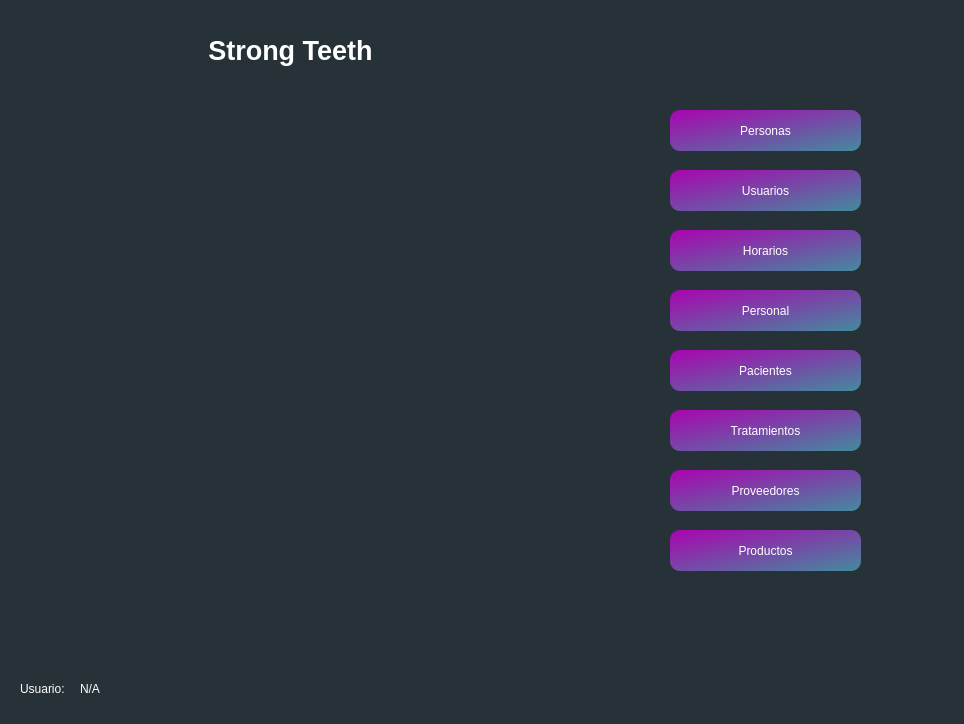
Qt form ui/app.ui (hm2206/strong_teeth) before a commit.
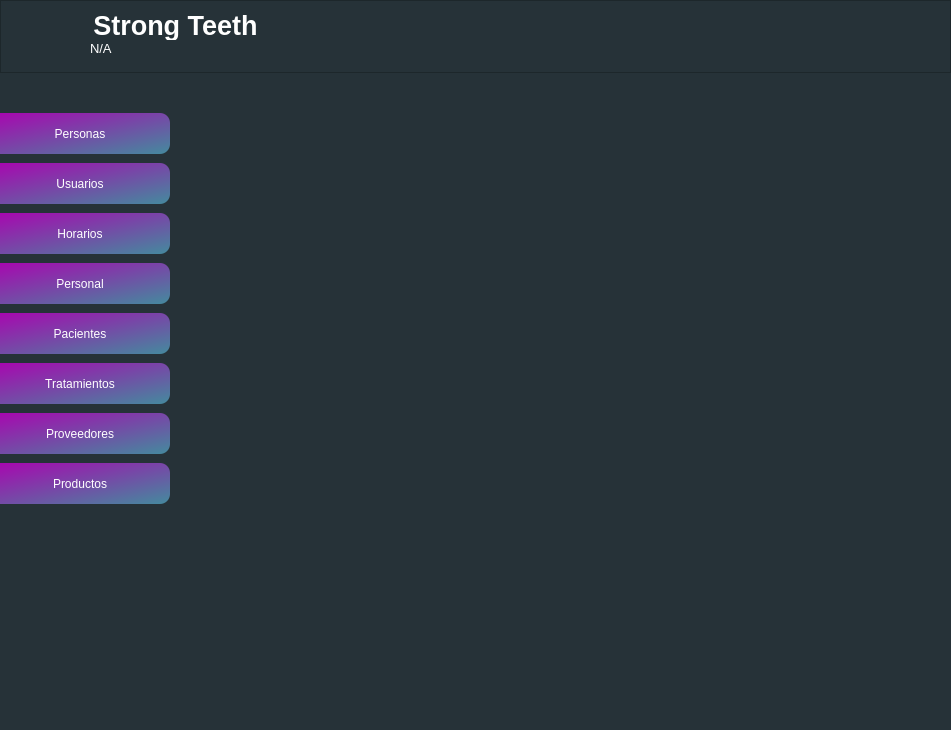
The same form after that commit. Icons and pictures are not drawn.

Patch:
```diff
--- a/ui/app.ui
+++ b/ui/app.ui
@@ -9,8 +9,8 @@
    <rect>
     <x>0</x>
     <y>0</y>
-    <width>964</width>
-    <height>724</height>
+    <width>951</width>
+    <height>730</height>
    </rect>
   </property>
   <property name="sizePolicy">
@@ -19,6 +19,24 @@
     <verstretch>0</verstretch>
    </sizepolicy>
   </property>
+  <property name="minimumSize">
+   <size>
+    <width>951</width>
+    <height>730</height>
+   </size>
+  </property>
+  <property name="maximumSize">
+   <size>
+    <width>951</width>
+    <height>730</height>
+   </size>
+  </property>
+  <property name="sizeIncrement">
+   <size>
+    <width>951</width>
+    <height>730</height>
+   </size>
+  </property>
   <property name="contextMenuPolicy">
    <enum>Qt::NoContextMenu</enum>
   </property>
@@ -37,316 +55,471 @@
   <property name="animated">
    <bool>true</bool>
   </property>
-  <widget class="QWidget" name="centralwidget">
-   <widget class="QLabel" name="label">
-    <property name="geometry">
-     <rect>
-      <x>180</x>
-      <y>30</y>
-      <width>221</width>
-      <height>41</height>
-     </rect>
+  <widget class="QWidget" name="frm_root">
+   <layout class="QHBoxLayout" name="horizontalLayout">
+    <property name="spacing">
+     <number>0</number>
     </property>
-    <property name="font">
-     <font>
-      <pointsize>20</pointsize>
-      <weight>75</weight>
-      <bold>true</bold>
-     </font>
+    <property name="leftMargin">
+     <number>0</number>
     </property>
-    <property name="layoutDirection">
-     <enum>Qt::LeftToRight</enum>
+    <property name="topMargin">
+     <number>0</number>
     </property>
-    <property name="styleSheet">
-     <string notr="true">color: white;</string>
+    <property name="rightMargin">
+     <number>0</number>
     </property>
-    <property name="lineWidth">
-     <number>1</number>
+    <property name="bottomMargin">
+     <number>0</number>
     </property>
-    <property name="text">
-     <string>Strong Teeth</string>
-    </property>
-    <property name="alignment">
-     <set>Qt::AlignCenter</set>
-    </property>
-   </widget>
-   <widget class="QLabel" name="label_2">
-    <property name="geometry">
-     <rect>
-      <x>30</x>
-      <y>80</y>
-      <width>521</width>
-      <height>531</height>
-     </rect>
-    </property>
-    <property name="text">
-     <string/>
-    </property>
-    <property name="pixmap">
-     <pixmap>../assets/images/logo.png</pixmap>
-    </property>
-    <property name="alignment">
-     <set>Qt::AlignCenter</set>
-    </property>
-   </widget>
-   <widget class="QPushButton" name="btn_save">
-    <property name="geometry">
-     <rect>
-      <x>670</x>
-      <y>110</y>
-      <width>191</width>
-      <height>41</height>
-     </rect>
-    </property>
-    <property name="cursor">
-     <cursorShape>PointingHandCursor</cursorShape>
-    </property>
-    <property name="styleSheet">
-     <string notr="true">QPushButton {
+    <item>
+     <widget class="QFrame" name="frm_container">
+      <property name="minimumSize">
+       <size>
+        <width>951</width>
+        <height>730</height>
+       </size>
+      </property>
+      <property name="frameShape">
+       <enum>QFrame::NoFrame</enum>
+      </property>
+      <property name="frameShadow">
+       <enum>QFrame::Plain</enum>
+      </property>
+      <property name="lineWidth">
+       <number>0</number>
+      </property>
+      <layout class="QVBoxLayout" stretch="1,9">
+       <property name="spacing">
+        <number>0</number>
+       </property>
+       <property name="sizeConstraint">
+        <enum>QLayout::SetDefaultConstraint</enum>
+       </property>
+       <property name="leftMargin">
+        <number>0</number>
+       </property>
+       <property name="topMargin">
+        <number>0</number>
+       </property>
+       <property name="rightMargin">
+        <number>0</number>
+       </property>
+       <property name="bottomMargin">
+        <number>0</number>
+       </property>
+       <item>
+        <widget class="QFrame" name="frm_header">
+         <property name="frameShape">
+          <enum>QFrame::StyledPanel</enum>
+         </property>
+         <property name="frameShadow">
+          <enum>QFrame::Raised</enum>
+         </property>
+         <property name="lineWidth">
+          <number>0</number>
+         </property>
+         <widget class="QLabel" name="label">
+          <property name="geometry">
+           <rect>
+            <x>80</x>
+            <y>10</y>
+            <width>191</width>
+            <height>31</height>
+           </rect>
+          </property>
+          <property name="font">
+           <font>
+            <pointsize>20</pointsize>
+            <weight>75</weight>
+            <bold>true</bold>
+           </font>
+          </property>
+          <property name="layoutDirection">
+           <enum>Qt::LeftToRight</enum>
+          </property>
+          <property name="styleSheet">
+           <string notr="true">color: white;</string>
+          </property>
+          <property name="lineWidth">
+           <number>1</number>
+          </property>
+          <property name="text">
+           <string>Strong Teeth</string>
+          </property>
+          <property name="alignment">
+           <set>Qt::AlignCenter</set>
+          </property>
+         </widget>
+         <widget class="QLabel" name="label_2">
+          <property name="geometry">
+           <rect>
+            <x>20</x>
+            <y>10</y>
+            <width>51</width>
+            <height>51</height>
+           </rect>
+          </property>
+          <property name="text">
+           <string/>
+          </property>
+          <property name="pixmap">
+           <pixmap>../assets/images/logo.png</pixmap>
+          </property>
+          <property name="scaledContents">
+           <bool>true</bool>
+          </property>
+          <property name="alignment">
+           <set>Qt::AlignCenter</set>
+          </property>
+         </widget>
+         <widget class="QLabel" name="lbl_username">
+          <property name="geometry">
+           <rect>
+            <x>90</x>
+            <y>40</y>
+            <width>241</width>
+            <height>17</height>
+           </rect>
+          </property>
+          <property name="font">
+           <font>
+            <pointsize>10</pointsize>
+           </font>
+          </property>
+          <property name="styleSheet">
+           <string notr="true">color: rgb(255, 255, 255);</string>
+          </property>
+          <property name="text">
+           <string>N/A</string>
+          </property>
+         </widget>
+         <widget class="QPushButton" name="btn_logout">
+          <property name="geometry">
+           <rect>
+            <x>900</x>
+            <y>20</y>
+            <width>41</width>
+            <height>31</height>
+           </rect>
+          </property>
+          <property name="cursor">
+           <cursorShape>PointingHandCursor</cursorShape>
+          </property>
+          <property name="text">
+           <string/>
+          </property>
+          <property name="icon">
+           <iconset>
+            <normaloff>../assets/images/logout.png</normaloff>../assets/images/logout.png</iconset>
+          </property>
+          <property name="iconSize">
+           <size>
+            <width>30</width>
+            <height>30</height>
+           </size>
+          </property>
+          <property name="flat">
+           <bool>true</bool>
+          </property>
+         </widget>
+        </widget>
+       </item>
+       <item>
+        <widget class="QFrame" name="frm_body">
+         <property name="minimumSize">
+          <size>
+           <width>0</width>
+           <height>100</height>
+          </size>
+         </property>
+         <property name="frameShape">
+          <enum>QFrame::NoFrame</enum>
+         </property>
+         <property name="frameShadow">
+          <enum>QFrame::Plain</enum>
+         </property>
+         <property name="lineWidth">
+          <number>0</number>
+         </property>
+         <layout class="QHBoxLayout" name="horizontalLayout_2" stretch="1,4">
+          <property name="spacing">
+           <number>0</number>
+          </property>
+          <property name="leftMargin">
+           <number>0</number>
+          </property>
+          <property name="topMargin">
+           <number>0</number>
+          </property>
+          <property name="rightMargin">
+           <number>9</number>
+          </property>
+          <property name="bottomMargin">
+           <number>0</number>
+          </property>
+          <item>
+           <widget class="QFrame" name="frm_barra">
+            <property name="minimumSize">
+             <size>
+              <width>50</width>
+              <height>1</height>
+             </size>
+            </property>
+            <property name="styleSheet">
+             <string notr="true"/>
+            </property>
+            <property name="frameShape">
+             <enum>QFrame::NoFrame</enum>
+            </property>
+            <property name="frameShadow">
+             <enum>QFrame::Raised</enum>
+            </property>
+            <property name="lineWidth">
+             <number>0</number>
+            </property>
+            <widget class="QPushButton" name="btn_tratamientos">
+             <property name="geometry">
+              <rect>
+               <x>-10</x>
+               <y>290</y>
+               <width>180</width>
+               <height>41</height>
+              </rect>
+             </property>
+             <property name="cursor">
+              <cursorShape>PointingHandCursor</cursorShape>
+             </property>
+             <property name="styleSheet">
+              <string notr="true">QPushButton {
     color:  white;
 	border-radius: 10px;
 	padding: 10px;
 	background-color: qlineargradient(spread:pad, x1:0, y1:0, x2:0.975124, y2:1, stop:0 rgba(170, 4, 176, 255), stop:1 rgba(69, 137, 158, 255));
 }</string>
-    </property>
-    <property name="text">
-     <string>Personas</string>
-    </property>
-   </widget>
-   <widget class="QPushButton" name="btn_save_2">
-    <property name="geometry">
-     <rect>
-      <x>670</x>
-      <y>170</y>
-      <width>191</width>
-      <height>41</height>
-     </rect>
-    </property>
-    <property name="cursor">
-     <cursorShape>PointingHandCursor</cursorShape>
-    </property>
-    <property name="styleSheet">
-     <string notr="true">QPushButton {
+             </property>
+             <property name="text">
+              <string>Tratamientos</string>
+             </property>
+            </widget>
+            <widget class="QPushButton" name="btn_proveedores">
+             <property name="geometry">
+              <rect>
+               <x>-10</x>
+               <y>340</y>
+               <width>180</width>
+               <height>41</height>
+              </rect>
+             </property>
+             <property name="cursor">
+              <cursorShape>PointingHandCursor</cursorShape>
+             </property>
+             <property name="styleSheet">
+              <string notr="true">QPushButton {
     color:  white;
 	border-radius: 10px;
 	padding: 10px;
 	background-color: qlineargradient(spread:pad, x1:0, y1:0, x2:0.975124, y2:1, stop:0 rgba(170, 4, 176, 255), stop:1 rgba(69, 137, 158, 255));
 }</string>
-    </property>
-    <property name="text">
-     <string>Usuarios</string>
-    </property>
-   </widget>
-   <widget class="QPushButton" name="btn_save_3">
-    <property name="geometry">
-     <rect>
-      <x>670</x>
-      <y>230</y>
-      <width>191</width>
-      <height>41</height>
-     </rect>
-    </property>
-    <property name="cursor">
-     <cursorShape>PointingHandCursor</cursorShape>
-    </property>
-    <property name="styleSheet">
-     <string notr="true">QPushButton {
+             </property>
+             <property name="text">
+              <string>Proveedores</string>
+             </property>
+            </widget>
+            <widget class="QPushButton" name="btn_usuarios">
+             <property name="geometry">
+              <rect>
+               <x>-10</x>
+               <y>90</y>
+               <width>180</width>
+               <height>41</height>
+              </rect>
+             </property>
+             <property name="cursor">
+              <cursorShape>PointingHandCursor</cursorShape>
+             </property>
+             <property name="styleSheet">
+              <string notr="true">QPushButton {
     color:  white;
 	border-radius: 10px;
 	padding: 10px;
 	background-color: qlineargradient(spread:pad, x1:0, y1:0, x2:0.975124, y2:1, stop:0 rgba(170, 4, 176, 255), stop:1 rgba(69, 137, 158, 255));
 }</string>
-    </property>
-    <property name="text">
-     <string>Horarios</string>
-    </property>
-   </widget>
-   <widget class="QPushButton" name="btn_save_4">
-    <property name="geometry">
-     <rect>
-      <x>670</x>
-      <y>350</y>
-      <width>191</width>
-      <height>41</height>
-     </rect>
-    </property>
-    <property name="cursor">
-     <cursorShape>PointingHandCursor</cursorShape>
-    </property>
-    <property name="styleSheet">
-     <string notr="true">QPushButton {
+             </property>
+             <property name="text">
+              <string>Usuarios</string>
+             </property>
+            </widget>
+            <widget class="QPushButton" name="btn_personal">
+             <property name="geometry">
+              <rect>
+               <x>-10</x>
+               <y>190</y>
+               <width>180</width>
+               <height>41</height>
+              </rect>
+             </property>
+             <property name="cursor">
+              <cursorShape>PointingHandCursor</cursorShape>
+             </property>
+             <property name="styleSheet">
+              <string notr="true">QPushButton {
     color:  white;
 	border-radius: 10px;
 	padding: 10px;
 	background-color: qlineargradient(spread:pad, x1:0, y1:0, x2:0.975124, y2:1, stop:0 rgba(170, 4, 176, 255), stop:1 rgba(69, 137, 158, 255));
 }</string>
-    </property>
-    <property name="text">
-     <string>Pacientes</string>
-    </property>
-   </widget>
-   <widget class="QPushButton" name="btn_save_5">
-    <property name="geometry">
-     <rect>
-      <x>670</x>
-      <y>290</y>
-      <width>191</width>
-      <height>41</height>
-     </rect>
-    </property>
-    <property name="cursor">
-     <cursorShape>PointingHandCursor</cursorShape>
-    </property>
-    <property name="styleSheet">
-     <string notr="true">QPushButton {
+             </property>
+             <property name="text">
+              <string>Personal</string>
+             </property>
+            </widget>
+            <widget class="QPushButton" name="btn_personas">
+             <property name="geometry">
+              <rect>
+               <x>-10</x>
+               <y>40</y>
+               <width>180</width>
+               <height>41</height>
+              </rect>
+             </property>
+             <property name="cursor">
+              <cursorShape>PointingHandCursor</cursorShape>
+             </property>
+             <property name="styleSheet">
+              <string notr="true">QPushButton {
     color:  white;
 	border-radius: 10px;
 	padding: 10px;
 	background-color: qlineargradient(spread:pad, x1:0, y1:0, x2:0.975124, y2:1, stop:0 rgba(170, 4, 176, 255), stop:1 rgba(69, 137, 158, 255));
 }</string>
-    </property>
-    <property name="text">
-     <string>Personal</string>
-    </property>
-   </widget>
-   <widget class="QPushButton" name="btn_save_6">
-    <property name="geometry">
-     <rect>
-      <x>670</x>
-      <y>410</y>
-      <width>191</width>
-      <height>41</height>
-     </rect>
-    </property>
-    <property name="cursor">
-     <cursorShape>PointingHandCursor</cursorShape>
-    </property>
-    <property name="styleSheet">
-     <string notr="true">QPushButton {
+             </property>
+             <property name="text">
+              <string>Personas</string>
+             </property>
+            </widget>
+            <widget class="QPushButton" name="btn_pacientes">
+             <property name="geometry">
+              <rect>
+               <x>-10</x>
+               <y>240</y>
+               <width>180</width>
+               <height>41</height>
+              </rect>
+             </property>
+             <property name="cursor">
+              <cursorShape>PointingHandCursor</cursorShape>
+             </property>
+             <property name="styleSheet">
+              <string notr="true">QPushButton {
     color:  white;
 	border-radius: 10px;
 	padding: 10px;
 	background-color: qlineargradient(spread:pad, x1:0, y1:0, x2:0.975124, y2:1, stop:0 rgba(170, 4, 176, 255), stop:1 rgba(69, 137, 158, 255));
 }</string>
-    </property>
-    <property name="text">
-     <string>Tratamientos</string>
-    </property>
-   </widget>
-   <widget class="QPushButton" name="btn_save_7">
-    <property name="geometry">
-     <rect>
-      <x>670</x>
-      <y>470</y>
-      <width>191</width>
-      <height>41</height>
-     </rect>
-    </property>
-    <property name="cursor">
-     <cursorShape>PointingHandCursor</cursorShape>
-    </property>
-    <property name="styleSheet">
-     <string notr="true">QPushButton {
+             </property>
+             <property name="text">
+              <string>Pacientes</string>
+             </property>
+            </widget>
+            <widget class="QPushButton" name="btn_horarios">
+             <property name="geometry">
+              <rect>
+               <x>-10</x>
+               <y>140</y>
+               <width>180</width>
+               <height>41</height>
+              </rect>
+             </property>
+             <property name="cursor">
+              <cursorShape>PointingHandCursor</cursorShape>
+             </property>
+             <property name="styleSheet">
+              <string notr="true">QPushButton {
     color:  white;
 	border-radius: 10px;
 	padding: 10px;
 	background-color: qlineargradient(spread:pad, x1:0, y1:0, x2:0.975124, y2:1, stop:0 rgba(170, 4, 176, 255), stop:1 rgba(69, 137, 158, 255));
 }</string>
-    </property>
-    <property name="text">
-     <string>Proveedores</string>
-    </property>
-   </widget>
-   <widget class="QPushButton" name="btn_save_8">
-    <property name="geometry">
-     <rect>
-      <x>670</x>
-      <y>530</y>
-      <width>191</width>
-      <height>41</height>
-     </rect>
-    </property>
-    <property name="cursor">
-     <cursorShape>PointingHandCursor</cursorShape>
-    </property>
-    <property name="styleSheet">
-     <string notr="true">QPushButton {
+             </property>
+             <property name="text">
+              <string>Horarios</string>
+             </property>
+            </widget>
+            <widget class="QPushButton" name="btn_productos">
+             <property name="geometry">
+              <rect>
+               <x>-10</x>
+               <y>390</y>
+               <width>180</width>
+               <height>41</height>
+              </rect>
+             </property>
+             <property name="cursor">
+              <cursorShape>PointingHandCursor</cursorShape>
+             </property>
+             <property name="styleSheet">
+              <string notr="true">QPushButton {
     color:  white;
 	border-radius: 10px;
 	padding: 10px;
 	background-color: qlineargradient(spread:pad, x1:0, y1:0, x2:0.975124, y2:1, stop:0 rgba(170, 4, 176, 255), stop:1 rgba(69, 137, 158, 255));
 }</string>
-    </property>
-    <property name="text">
-     <string>Productos</string>
-    </property>
-   </widget>
-   <widget class="QLabel" name="label_3">
-    <property name="geometry">
-     <rect>
-      <x>20</x>
-      <y>680</y>
-      <width>67</width>
-      <height>17</height>
-     </rect>
-    </property>
-    <property name="styleSheet">
-     <string notr="true">color: rgb(255, 255, 255);</string>
-    </property>
-    <property name="text">
-     <string>Usuario:</string>
-    </property>
-   </widget>
-   <widget class="QLabel" name="lbl_username">
-    <property name="geometry">
-     <rect>
-      <x>80</x>
-      <y>680</y>
-      <width>241</width>
-      <height>17</height>
-     </rect>
-    </property>
-    <property name="styleSheet">
-     <string notr="true">color: rgb(255, 255, 255);</string>
-    </property>
-    <property name="text">
-     <string>N/A</string>
-    </property>
-   </widget>
-   <widget class="QPushButton" name="btn_logout">
-    <property name="geometry">
-     <rect>
-      <x>910</x>
-      <y>670</y>
-      <width>41</width>
-      <height>31</height>
-     </rect>
-    </property>
-    <property name="cursor">
-     <cursorShape>PointingHandCursor</cursorShape>
-    </property>
-    <property name="text">
-     <string/>
-    </property>
-    <property name="icon">
-     <iconset>
-      <normaloff>../assets/images/logout.png</normaloff>../assets/images/logout.png</iconset>
-    </property>
-    <property name="iconSize">
-     <size>
-      <width>30</width>
-      <height>30</height>
-     </size>
-    </property>
-    <property name="flat">
-     <bool>true</bool>
-    </property>
-   </widget>
-  </widget>
-  <widget class="QStatusBar" name="statusbar">
-   <property name="sizeGripEnabled">
-    <bool>false</bool>
-   </property>
+             </property>
+             <property name="text">
+              <string>Productos</string>
+             </property>
+            </widget>
+           </widget>
+          </item>
+          <item>
+           <widget class="QFrame" name="frm_main">
+            <property name="maximumSize">
+             <size>
+              <width>16777215</width>
+              <height>16777215</height>
+             </size>
+            </property>
+            <property name="autoFillBackground">
+             <bool>false</bool>
+            </property>
+            <property name="frameShape">
+             <enum>QFrame::NoFrame</enum>
+            </property>
+            <property name="frameShadow">
+             <enum>QFrame::Raised</enum>
+            </property>
+            <property name="lineWidth">
+             <number>1</number>
+            </property>
+            <widget class="QLabel" name="label_3">
+             <property name="geometry">
+              <rect>
+               <x>210</x>
+               <y>130</y>
+               <width>231</width>
+               <height>201</height>
+              </rect>
+             </property>
+             <property name="text">
+              <string/>
+             </property>
+             <property name="pixmap">
+              <pixmap>../assets/images/empty.png</pixmap>
+             </property>
+             <property name="scaledContents">
+              <bool>true</bool>
+             </property>
+            </widget>
+           </widget>
+          </item>
+         </layout>
+        </widget>
+       </item>
+      </layout>
+     </widget>
+    </item>
+   </layout>
   </widget>
  </widget>
  <resources/>
```
Left out of the diff: 2 changed lines with no effect on the pictures.
